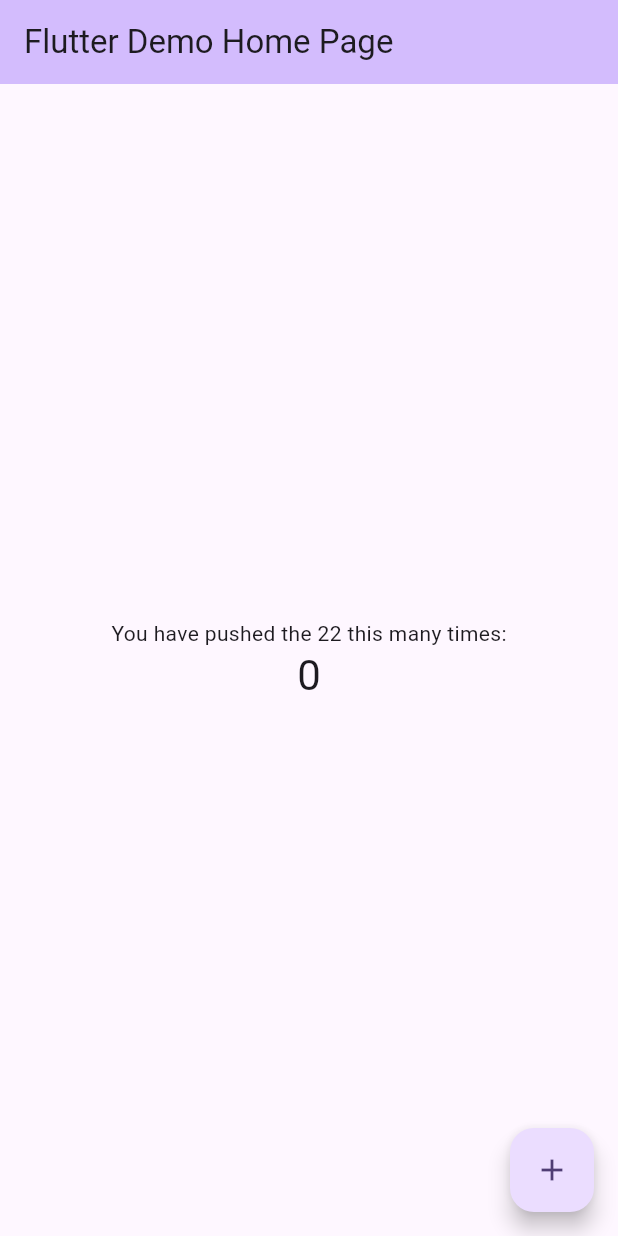
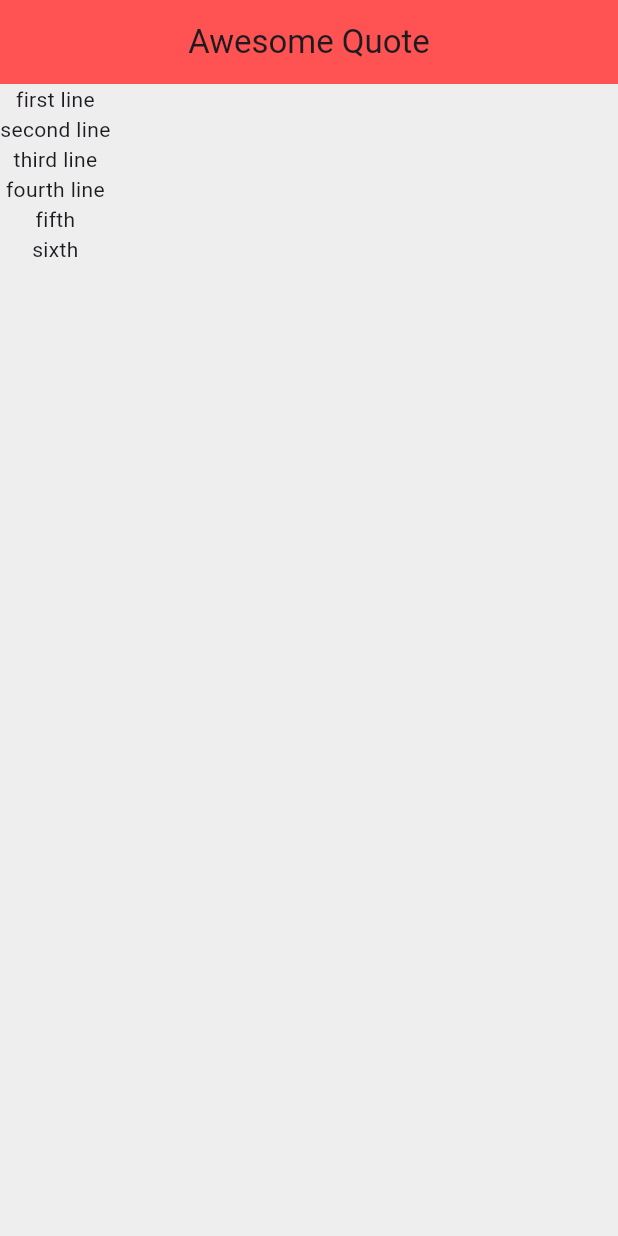
Before and after one commit to ramazanaydogdu51/quotes, a Flutter app: the screen it shows after launch, on a phone screen of 412 x 824 dp. Run offline on Flutter 3.47's test engine with Material 3 defaults, Android fonts, the phone set to English and light mode, and no system bars.

Commit message:
learnd list

```diff
--- a/lib/main.dart
+++ b/lib/main.dart
@@ -1,125 +1,38 @@
 import 'package:flutter/material.dart';
 
-void main() {
-  runApp(const MyApp());
+void main() => runApp(MaterialApp(
+  home:Quotelist()
+));
+
+
+class Quotelist extends StatefulWidget {
+  const Quotelist({super.key});
+
+  @override
+  State<Quotelist> createState() => _QuotelistState();
 }
 
-class MyApp extends StatelessWidget {
-  const MyApp({super.key});
+class _QuotelistState extends State<Quotelist> {
 
-  // This widget is the root of your application.
+  List <String> quotesList=['first line','second line','third line','fourth line','fifth','sixth'];
+
   @override
   Widget build(BuildContext context) {
-    return MaterialApp(
-      title: 'Flutter Demo',
-      theme: ThemeData(
-        // This is the theme of your application.
-        //
-        // TRY THIS: Try running your application with "flutter run". You'll see
-        // the application has a purple toolbar. Then, without quitting the app,
-        // try changing the seedColor in the colorScheme below to Colors.green
-        // and then invoke "hot reload" (save your changes or press the "hot
-        // reload" button in a Flutter-supported IDE, or press "r" if you used
-        // the command line to start the app).
-        //
-        // Notice that the counter didn't reset back to zero; the application
-        // state is not lost during the reload. To reset the state, use hot
-        // restart instead.
-        //
-        // This works for code too, not just values: Most code changes can be
-        // tested with just a hot reload.
-        colorScheme: ColorScheme.fromSeed(seedColor: Colors.deepPurple),
-        useMaterial3: true,
+    return Scaffold(
+      backgroundColor: Colors.grey[200],
+      appBar: AppBar(
+        title: Text('Awesome Quote'),
+        centerTitle: true,
+        backgroundColor: Colors.redAccent,
       ),
-      home: const MyHomePage(title: 'Flutter Demo Home Page'),
+      body: Column(
+        // yontem bir
+        // children:
+        //   quotesList.map((quote) => Text(quote)).toList(),
+      children: [
+        ...quotesList.map((quote) =>Text(quote)),
+      ],
+      ),
     );
   }
 }
-
-class MyHomePage extends StatefulWidget {
-  const MyHomePage({super.key, required this.title});
-
-  // This widget is the home page of your application. It is stateful, meaning
-  // that it has a State object (defined below) that contains fields that affect
-  // how it looks.
-
-  // This class is the configuration for the state. It holds the values (in this
-  // case the title) provided by the parent (in this case the App widget) and
-  // used by the build method of the State. Fields in a Widget subclass are
-  // always marked "final".
-
-  final String title;
-
-  @override
-  State<MyHomePage> createState() => _MyHomePageState();
-}
-
-class _MyHomePageState extends State<MyHomePage> {
-  int _counter = 0;
-
-  void _incrementCounter() {
-    setState(() {
-      // This call to setState tells the Flutter framework that something has
-      // changed in this State, which causes it to rerun the build method below
-      // so that the display can reflect the updated values. If we changed
-      // _counter without calling setState(), then the build method would not be
-      // called again, and so nothing would appear to happen.
-      _counter++;
-    });
-  }
-
-  @override
-  Widget build(BuildContext context) {
-    // This method is rerun every time setState is called, for instance as done
-    // by the _incrementCounter method above.
-    //
-    // The Flutter framework has been optimized to make rerunning build methods
-    // fast, so that you can just rebuild anything that needs updating rather
-    // than having to individually change instances of widgets.
-    return Scaffold(
-      appBar: AppBar(
-        // TRY THIS: Try changing the color here to a specific color (to
-        // Colors.amber, perhaps?) and trigger a hot reload to see the AppBar
-        // change color while the other colors stay the same.
-        backgroundColor: Theme.of(context).colorScheme.inversePrimary,
-        // Here we take the value from the MyHomePage object that was created by
-        // the App.build method, and use it to set our appbar title.
-        title: Text(widget.title),
-      ),
-      body: Center(
-        // Center is a layout widget. It takes a single child and positions it
-        // in the middle of the parent.
-        child: Column(
-          // Column is also a layout widget. It takes a list of children and
-          // arranges them vertically. By default, it sizes itself to fit its
-          // children horizontally, and tries to be as tall as its parent.
-          //
-          // Column has various properties to control how it sizes itself and
-          // how it positions its children. Here we use mainAxisAlignment to
-          // center the children vertically; the main axis here is the vertical
-          // axis because Columns are vertical (the cross axis would be
-          // horizontal).
-          //
-          // TRY THIS: Invoke "debug painting" (choose the "Toggle Debug Paint"
-          // action in the IDE, or press "p" in the console), to see the
-          // wireframe for each widget.
-          mainAxisAlignment: MainAxisAlignment.center,
-          children: <Widget>[
-            const Text(
-              'You have pushed the 22 this many times:',
-            ),
-            Text(
-              '$_counter',
-              style: Theme.of(context).textTheme.headlineMedium,
-            ),
-          ],
-        ),
-      ),
-      floatingActionButton: FloatingActionButton(
-        onPressed: _incrementCounter,
-        tooltip: 'Increment',
-        child: const Icon(Icons.add),
-      ), // This trailing comma makes auto-formatting nicer for build methods.
-    );
-  }
-}
```
